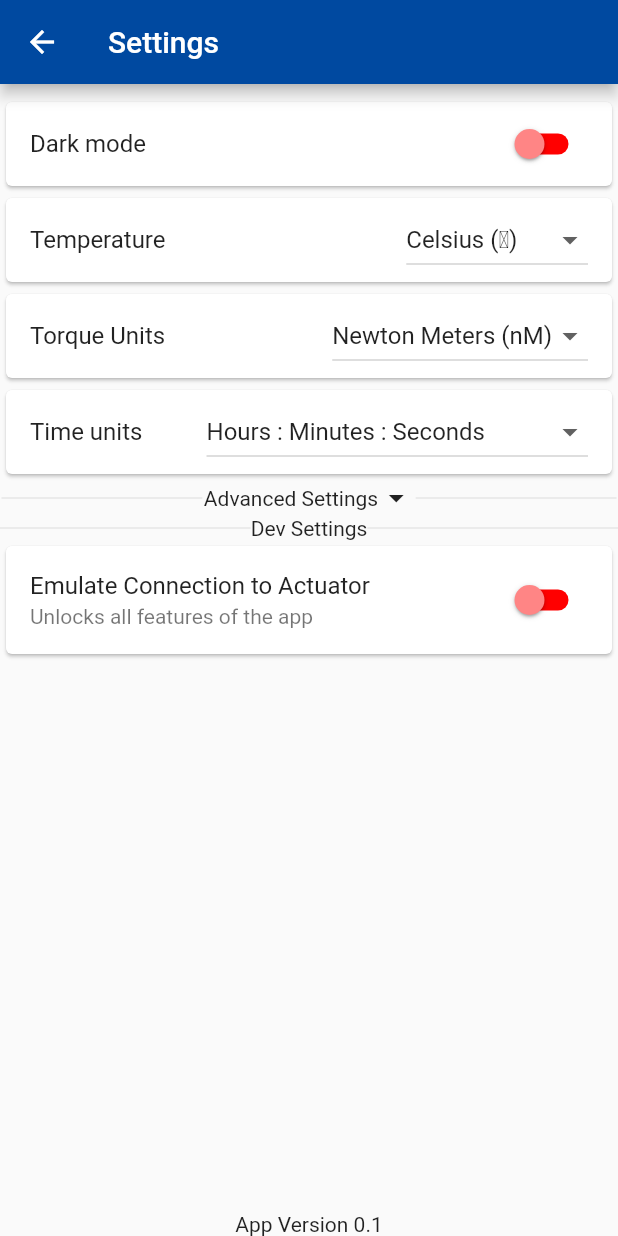
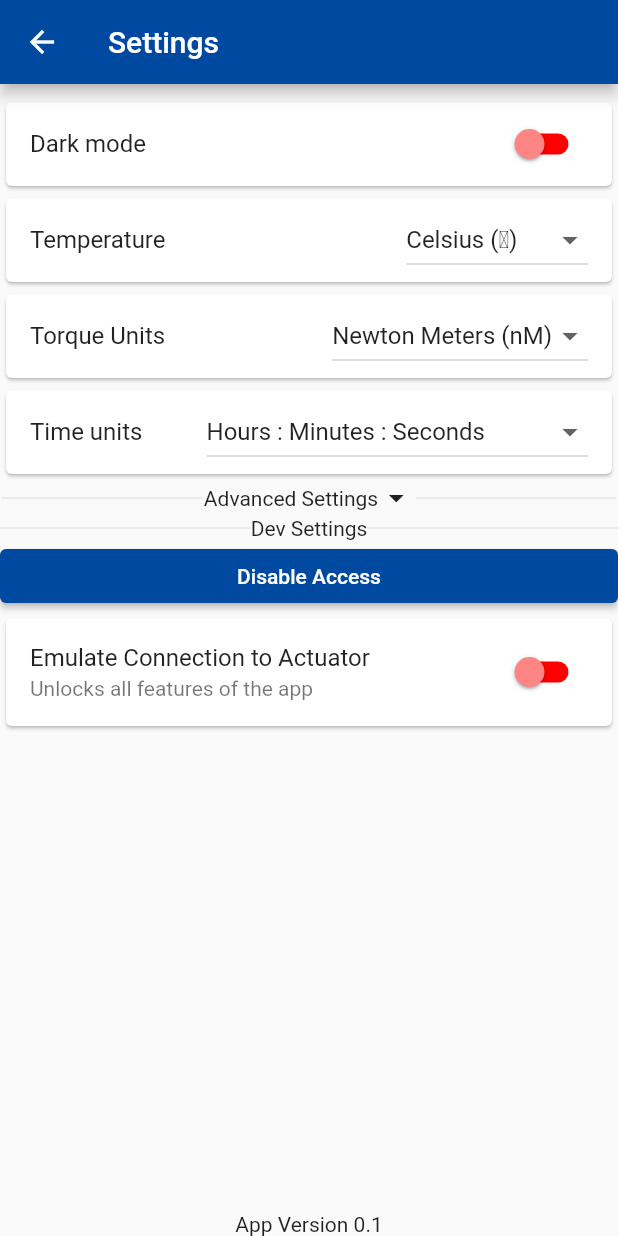
Before and after one commit to BenWilliamsRift/SmartConnect, a Flutter app: the SettingsPage screen opened directly, on a phone screen of 412 x 824 dp. Run offline on Flutter 3.47's test engine with Material 2 defaults, Android fonts, the phone set to English and light mode, and no system bars; our stand-ins replace permission_handler, shared_preferences; missing offline and left inert: encrypt, flutter_email_sender; accounts and stored records are empty; statements that could not run were skipped; project files that could hold a hidden picture were left out.

```diff
--- a/lib/bluetooth/bluetooth_manager.dart
+++ b/lib/bluetooth/bluetooth_manager.dart
@@ -422,8 +422,7 @@ class BluetoothManager {
           }
         }
 
-        print(
-            "Num Of Requests: ${requests.length}, Requests: $requests Repeated Requests: $dupes");
+        // print("Num Of Requests: ${requests.length}, Requests: $requests Repeated Requests: $dupes");
         requests = [];
       });
     }
--- a/lib/bluetooth/bluetooth_message_handler.dart
+++ b/lib/bluetooth/bluetooth_message_handler.dart
@@ -138,14 +138,13 @@ class BluetoothMessageHandler {
 
   Future<void> processResponse(List<String> messages) async {
     for (String message in messages) {
-      print("MESSAGE: ${message}");
+      print("MESSAGE: $message");
       switch (message[0]) {
         case codeRequestAngle: // a
           Actuator.connectedActuator.settings.angle =
               (double.parse(message.substring(1)) % 360);
           Actuator.connectedActuator.settings.rawAngle =
               double.parse(message.substring(1));
-          print("RAW ANGLE: ${Actuator.connectedActuator.settings.rawAngle}");
           break;
         case codeRequestLEDS: // l
           Actuator.connectedActuator.settings.leds =
@@ -359,7 +358,6 @@ class BluetoothMessageHandler {
               int.parse(message.split(",")[1]) == 1;
           break;
         case codeRequestAutoManual: // set auto manual : 734
-          print(message.split(","));
           Actuator.connectedActuator.settings.autoManual =
               int.parse(message.split(",")[1]);
           break;
--- a/lib/settings.dart
+++ b/lib/settings.dart
@@ -31,7 +31,8 @@ class Settings {
   static const int fahrenheit = 1;
   static const List<String> temperatureUnits = [
     "Celsius (\u2103)",
-    "Fahrenheit (\u2109)"];
+    "Fahrenheit (\u2109)"
+  ];
 
   static const int hoursMinutesSeconds = 0;
   static const int monthsWeekDays = 1;
@@ -105,7 +106,8 @@ class Settings {
   // by default converts a number from newton meters into either foot pounds or inch pounds
   // but by changing the source the input can convert to any of the three from any of the three
   // Source is the original format, wanted is the the wanted format
-  static double convertTorqueUnits({required double torque, int source=newtonMeter, int wanted=-1}) {
+  static double convertTorqueUnits(
+      {required double torque, int source = newtonMeter, int wanted = -1}) {
     double roundDouble(double value, int places) {
       num mod = pow(10.0, places);
       return ((value * mod).round().toDouble() / mod);
@@ -128,8 +130,7 @@ class Settings {
 
       // newton meters
       return roundDouble(torque, 2);
-    }
-    else if (source == inchPound) {
+    } else if (source == inchPound) {
       if (wanted == footPound) {
         // foot pound
         return roundDouble(torque / 12, 2);
@@ -140,8 +141,7 @@ class Settings {
 
       // inch pounds
       return roundDouble(torque, 2);
-    }
-    else if (source == footPound) {
+    } else if (source == footPound) {
       if (wanted == inchPound) {
         // inch pound
         return roundDouble(torque * 12, 2);
@@ -242,6 +242,7 @@ class _SettingsPageState extends State<SettingsPage> {
     }
   }
 
+  // TODO Move dev settings and access code specific widgets into a function that returns them instead
   @override
   Widget build(BuildContext context) {
     ThemeNotification themeNotifier = ThemeNotification();
@@ -372,8 +373,8 @@ class _SettingsPageState extends State<SettingsPage> {
               advancedSettingsOpen && Settings.pidAccessUnlocked
                   ? Card(
                       child: ListTile(
-                      title: const Text(
-                        "PID Access Unlocked",
+                      title: Text(
+                        StringConsts.settings.pidAccessUnlocked,
                       ),
                       trailing: ElevatedButton(
                         onPressed: () {
@@ -381,15 +382,15 @@ class _SettingsPageState extends State<SettingsPage> {
                             // show confirmation to disable access
                           });
                         },
-                        child: const Text("Disable Access"),
+                        child: Text(StringConsts.settings.disableAccess),
                       ),
                     ))
                   : Container(),
               advancedSettingsOpen && Settings.testingAccessUnlocked
                   ? Card(
                       child: ListTile(
-                      title: const Text(
-                        "Testing Unlocked",
+                      title: Text(
+                        StringConsts.settings.testingUnlocked,
                       ),
                       trailing: ElevatedButton(
                         onPressed: () {
@@ -397,7 +398,7 @@ class _SettingsPageState extends State<SettingsPage> {
                             // show confirmation to disable access
                           });
                         },
-                        child: const Text("Disable Access"),
+                        child: Text(StringConsts.settings.disableAccess),
                       ),
                     ))
                   : Container(),
@@ -408,6 +409,15 @@ class _SettingsPageState extends State<SettingsPage> {
                       Text("Dev Settings"),
                       Expanded(child: Divider()),
                     ])
+                  : Container(),
+              Settings.devSettingsEnabled
+                  ? ElevatedButton(
+                      onPressed: () {
+                        setState(() {
+                          Settings.devSettingsEnabled = false;
+                        });
+                      },
+                      child: Text(StringConsts.settings.disableAccess))
                   : Container(),
               Settings.devSettingsEnabled
                   ? SwitchTile(
--- a/lib/string_consts.dart
+++ b/lib/string_consts.dart
@@ -108,8 +108,9 @@ class Bluetooth {
   final String successfullyTurnedOn = "Bluetooth was successfully turned on";
   final String unsuccessfullyTurnedOn =
       "Bluetooth could not be turned on automatically, please turn it on manually";
+  final String disconnect = "Disconnect";
 
-  String disconnect() =>
+  String disconnectFrom() =>
       "Disconnect from ${Actuator.connectedActuator.boardNumber ?? 'device'}";
 }
 
@@ -348,6 +349,9 @@ class SettingsStrings {
 
   final String advancedSettings = "Advanced Settings";
   final String accessCodes = "Access Codes";
+  final String disableAccess = "Disable Access";
+  final String pidAccessUnlocked = "PID Access Unlocked";
+  final String testingUnlocked = "Testing Unlocked";
 
   final String specialBorders = "Special borders";
   final String visualDensity = "Visual density";
```
Also changed, not shown: lib/actuator pages/connect.dart (+14 -3 lines), lib/actuator pages/control.dart (+12 -0 lines).
